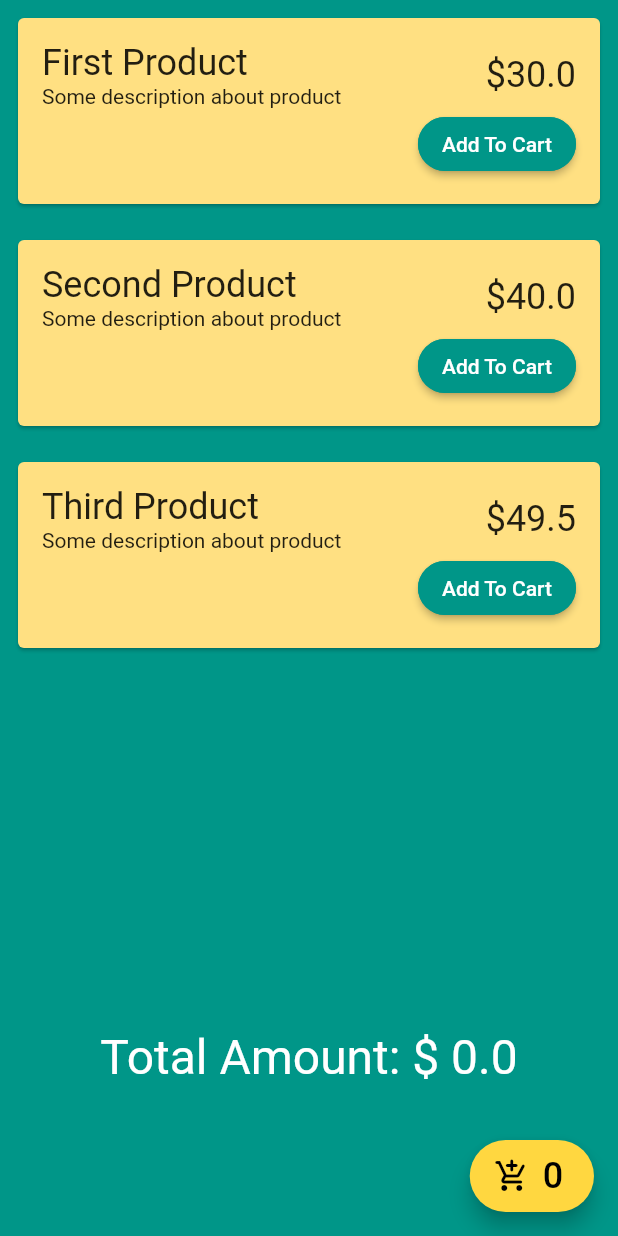
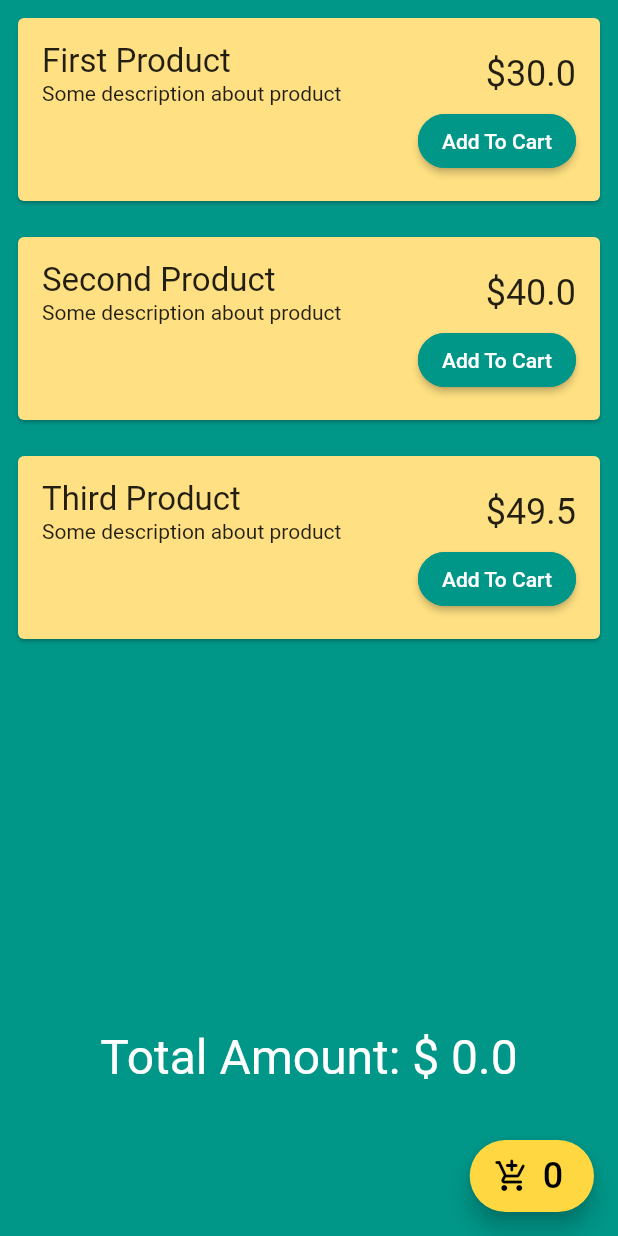
Before and after one commit to teomankaratas/FlutterGetxTutorial, a Flutter app: the screen it shows after launch, on a phone screen of 412 x 824 dp. Run offline on Flutter 3.47's test engine with Material 2 defaults, Android fonts, the phone set to English and light mode, and no system bars; our stand-ins replace get.

Commit message:
Getx MVC tutorial

```diff
--- a/lib/views/shopping_page.dart
+++ b/lib/views/shopping_page.dart
@@ -38,7 +38,7 @@ class ShoppingPage extends StatelessWidget {
                                     children: [
                                       Text(
                                         '${controller.products[index].productName}',
-                                        style: TextStyle(fontSize: 24),
+                                        style: TextStyle(fontSize: 22),
                                       ),
                                       Text(
                                           '${controller.products[index].productDescription}'),
```
